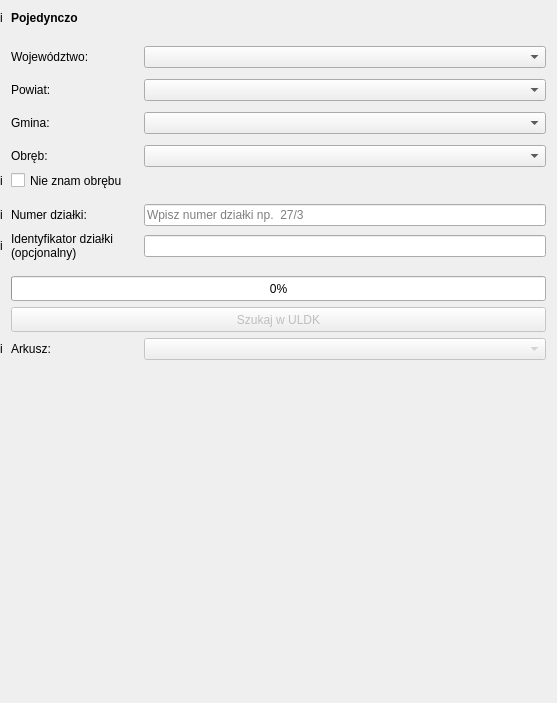
Qt form gissupport_plugin/modules/uldk/modules/teryt_search/main_base.ui (gis-support/gis-support-plugin) before a commit.
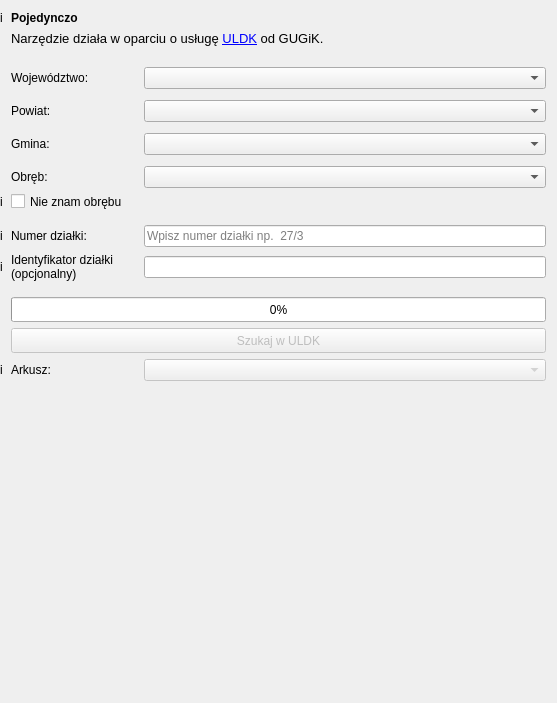
The same form after that commit.

```diff
--- a/gissupport_plugin/modules/uldk/modules/teryt_search/main_base.ui
+++ b/gissupport_plugin/modules/uldk/modules/teryt_search/main_base.ui
@@ -364,6 +364,22 @@
        </property>
       </widget>
      </item>
+     <item row="1" column="1" colspan="3">
+      <widget class="QLabel" name="infoLabel">
+       <property name="text">
+        <string>&lt;html&gt;&lt;head/&gt;&lt;body&gt;&lt;p&gt;&lt;span style=&quot; font-size:10pt;&quot;&gt;Narzędzie działa w oparciu o usługę &lt;a href=&quot;https://uldk.gugik.gov.pl/opis.html&quot;&gt;&lt;span style=&quot; text-decoration: underline; color:#0000ff;&quot;&gt;ULDK&lt;/span&gt;&lt;/a&gt; od GUGiK.&lt;/span&gt;&lt;/p&gt;&lt;/body&gt;&lt;/html&gt;</string>
+       </property>
+       <property name="textFormat">
+        <enum>Qt::RichText</enum>
+       </property>
+       <property name="wordWrap">
+        <bool>true</bool>
+       </property>
+       <property name="openExternalLinks">
+        <bool>true</bool>
+       </property>
+      </widget>
+     </item>
      <item row="10" column="3">
       <widget class="QComboBox" name="combobox_precinct">
        <property name="minimumSize">
@@ -374,7 +390,7 @@
        </property>
       </widget>
      </item>
-     <item row="3" column="1">
+     <item row="4" column="1">
       <spacer name="verticalSpacer">
        <property name="orientation">
         <enum>Qt::Vertical</enum>
@@ -390,7 +406,7 @@
        </property>
       </spacer>
      </item>
-     <item row="2" column="3">
+     <item row="3" column="3">
       <widget class="QComboBox" name="combobox_province">
        <property name="minimumSize">
         <size>
@@ -419,7 +435,7 @@
        </property>
       </widget>
      </item>
-     <item row="2" column="1">
+     <item row="3" column="1">
       <widget class="QLabel" name="label_province">
        <property name="maximumSize">
         <size>
@@ -492,7 +508,7 @@
        </property>
       </widget>
      </item>
-     <item row="1" column="1">
+     <item row="2" column="1">
       <spacer name="verticalSpacer_7">
        <property name="orientation">
         <enum>Qt::Vertical</enum>
```
